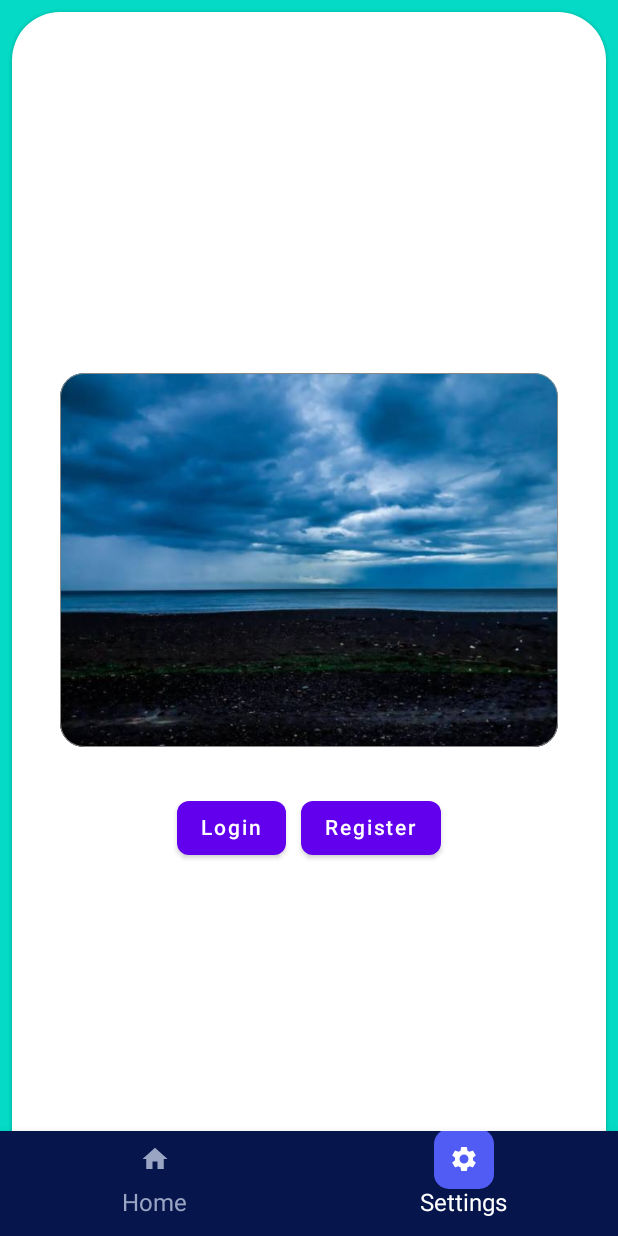
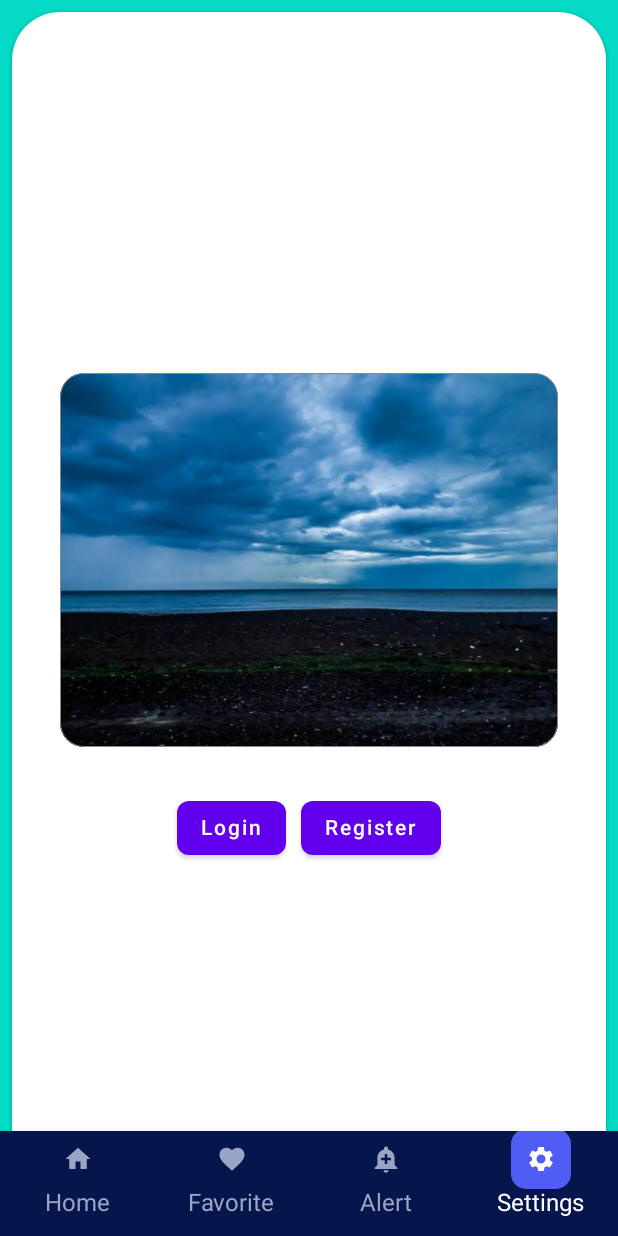
Before and after one commit to m07med176/WeatherAppCleanArchitecture, an Android app built with Jetpack Compose: the screen it shows after launch (MainActivity), after a tap on "Settings", on a phone screen of 412 x 824 dp. Run offline under Robolectric (Android 15) with nearby library versions, the phone set to English and light mode, and no system bars; 2 statements that could not run were skipped; 3 other taps on this screen came first.

Commit message:
Initialize Pages and Screens

```diff
--- a/app/src/main/java/iti/android/wheatherappjetpackcompose/MainActivity.kt
+++ b/app/src/main/java/iti/android/wheatherappjetpackcompose/MainActivity.kt
@@ -1,6 +1,5 @@
 package iti.android.wheatherappjetpackcompose
 
-import android.annotation.SuppressLint
 import android.os.Bundle
 import androidx.activity.ComponentActivity
 import androidx.activity.compose.setContent
@@ -13,7 +12,6 @@ import iti.android.wheatherappjetpackcompose.ui.navigation.SetupNavGraph
 import iti.android.wheatherappjetpackcompose.ui.theme.WheatherAppJetpackComposeTheme
 
 class MainActivity : ComponentActivity() {
-    @SuppressLint("UnusedMaterialScaffoldPaddingParameter")
     override fun onCreate(savedInstanceState: Bundle?) {
         super.onCreate(savedInstanceState)
         setContent {
@@ -31,8 +29,20 @@ class MainActivity : ComponentActivity() {
                                     Screen.Home.route,
                                     Screen.Home.name,
                                     Screen.Home.image
+                                ),
 
+                                BottomMenuContent(
+                                    Screen.Favorite.route,
+                                    Screen.Favorite.name,
+                                    Screen.Favorite.image
                                 ),
+
+                                BottomMenuContent(
+                                    Screen.Alert.route,
+                                    Screen.Alert.name,
+                                    Screen.Alert.image
+                                ),
+
                                 BottomMenuContent(
                                     Screen.Settings.route,
                                     Screen.Settings.name,
--- a/app/src/main/java/iti/android/wheatherappjetpackcompose/ui/features/home/HomeScreen.kt
+++ b/app/src/main/java/iti/android/wheatherappjetpackcompose/ui/features/home/homeUI.kt
@@ -34,7 +34,7 @@ import iti.android.wheatherappjetpackcompose.ui.components.SearchAppBar
 @SuppressLint("UnusedMaterialScaffoldPaddingParameter")
 @OptIn(ExperimentalComposeUiApi::class)
 @Composable
-fun HomeScreen(navController: NavHostController) {
+fun HomeScreen(navController: NavHostController? = null) {
     val color by rememberInfiniteTransition()
         .animateColor(
             initialValue = MaterialTheme.colors.primary,
--- a/app/src/main/java/iti/android/wheatherappjetpackcompose/ui/features/settings/SettingsScreen.kt
+++ b/app/src/main/java/iti/android/wheatherappjetpackcompose/ui/features/settings/settingsUI.kt
@@ -19,15 +19,17 @@ import androidx.compose.ui.Alignment
 import androidx.compose.ui.Modifier
 import androidx.compose.ui.draw.clip
 import androidx.compose.ui.graphics.Color
+import androidx.compose.ui.platform.LocalContext
 import androidx.compose.ui.res.painterResource
 import androidx.compose.ui.unit.dp
 import androidx.navigation.NavHostController
 import iti.android.wheatherappjetpackcompose.R
-import iti.android.wheatherappjetpackcompose.ui.navigation.Screen
+import iti.android.wheatherappjetpackcompose.utils.toast
 
 @SuppressLint("UnusedMaterialScaffoldPaddingParameter")
 @Composable
-fun SettingsScreen(navController: NavHostController) {
+fun SettingsScreen(navController: NavHostController? = null) {
+    val context = LocalContext.current
     val color by rememberInfiniteTransition()
         .animateColor(
             initialValue = MaterialTheme.colors.primary,
@@ -77,7 +79,8 @@ fun SettingsScreen(navController: NavHostController) {
                         Button(
                             shape = RoundedCornerShape(8.dp),
                             onClick = {
-                                navController.navigate("login_screen/user")
+                                "demo".toast(context)
+
                             },
 
                             ) {
@@ -88,7 +91,7 @@ fun SettingsScreen(navController: NavHostController) {
                         Button(
                             shape = RoundedCornerShape(8.dp),
                             onClick = {
-                                navController.navigate(Screen.Register.route)
+                                "This is a message".toast(context)
                             },
                         ) {
                             Text(text = "Register", color = Color.White)
--- a/app/src/main/java/iti/android/wheatherappjetpackcompose/ui/navigation/NavGraph.kt
+++ b/app/src/main/java/iti/android/wheatherappjetpackcompose/ui/navigation/NavGraph.kt
@@ -1,18 +1,15 @@
-@file:OptIn(ExperimentalComposeUiApi::class, ExperimentalComposeUiApi::class)
-
 package iti.android.wheatherappjetpackcompose.ui.navigation
 
 import androidx.compose.runtime.Composable
-import androidx.compose.ui.ExperimentalComposeUiApi
 import androidx.navigation.NavHostController
 import androidx.navigation.compose.NavHost
 import androidx.navigation.compose.composable
+import iti.android.wheatherappjetpackcompose.ui.features.alert.AlertScreen
+import iti.android.wheatherappjetpackcompose.ui.features.favorite.FavoriteScreen
 import iti.android.wheatherappjetpackcompose.ui.features.home.HomeScreen
 import iti.android.wheatherappjetpackcompose.ui.features.settings.SettingsScreen
-import net.biteam.customerqurtoba.ui.LoginScreen
-import net.biteam.customerqurtoba.ui.RegisterScreen
+import iti.android.wheatherappjetpackcompose.ui.features.splash.SplashScreen
 
-@OptIn(ExperimentalComposeUiApi::class)
 @Composable
 fun SetupNavGraph(navController: NavHostController) {
     NavHost(
@@ -20,40 +17,14 @@ fun SetupNavGraph(navController: NavHostController) {
         startDestination = Screen.Home.route
     ) {
 
-        composable(route = Screen.Home.route) {
-            HomeScreen(navController = navController)
-        }
+        composable(route = Screen.Home.route) { HomeScreen(navController = navController) }
 
+        composable(route = Screen.Settings.route) { SettingsScreen(navController = navController) }
 
-        composable(route = Screen.Settings.route) {
-            SettingsScreen(navController = navController)
-        }
+        composable(route = Screen.Alert.route) { AlertScreen(navController = navController) }
 
-        composable(route = Screen.Login.route) { backStackEntry ->
-            backStackEntry.arguments?.getString("user")?.let { LoginScreen(navController, it) }
-        }
+        composable(route = Screen.Favorite.route) { FavoriteScreen(navController = navController) }
 
-        composable(route = Screen.Register.route) {
-            RegisterScreen(navController = navController)
-        }
-
-
+        composable(route = Screen.Favorite.route) { SplashScreen(navController = navController) }
     }
-
 }
-
-
-/*
-composable(route = Screen.Splash.route) {
-            SplashScreen(navController = navController)
-        }
-
-        composable(route = Screen.Favorite.route) {
-            FavoriteScreen(navController = navController)
-        }
-
-        composable(route = Screen.Alert.route) {
-            AlertScreen(navController)
-            //backStackEntry.arguments?.getString("serviceId")?.let { FawryListCode(it, navController) }
-        }
- */
--- a/app/src/main/java/iti/android/wheatherappjetpackcompose/ui/navigation/Screen.kt
+++ b/app/src/main/java/iti/android/wheatherappjetpackcompose/ui/navigation/Screen.kt
@@ -6,16 +6,11 @@ import iti.android.wheatherappjetpackcompose.R
 sealed class Screen(
     val route: String,
     val name: String,
-    @DrawableRes val image: Int = R.drawable.ic_filter,
+    @DrawableRes val image: Int = R.drawable.ic_home,
 ) {
     object Home : Screen("home_screen", "Home", R.drawable.ic_home)
     object Settings : Screen("settings_screen", "Settings", R.drawable.ic_settings)
-    object Login : Screen("login_screen/{user}", "Login")
-    object Register : Screen("register_screen", "Register")
+    object Favorite : Screen("favorite_screen", "Favorite", R.drawable.ic_favorite)
+    object Alert : Screen("alert_screen", "Alert", R.drawable.ic_alert)
+    object Splash : Screen("splash_screen", "Welcome")
 }
-
-/*
-    object Favorite : Screen("favorite_screen", "Favorite")
-    object Alert : Screen("alert_screen", "Alert")
-    object Splash : Screen("splash_screen", "Welcome")
- */
--- /dev/null
+++ b/app/src/main/res/drawable/ic_alert.xml
@@ -0,0 +1,10 @@
+<vector xmlns:android="http://schemas.android.com/apk/res/android"
+    android:width="24dp"
+    android:height="24dp"
+    android:tint="#000000"
+    android:viewportWidth="24"
+    android:viewportHeight="24">
+    <path
+        android:fillColor="@android:color/white"
+        android:pathData="M10.01,21.01c0,1.1 0.89,1.99 1.99,1.99s1.99,-0.89 1.99,-1.99h-3.98zM18.88,16.82L18.88,11c0,-3.25 -2.25,-5.97 -5.29,-6.69v-0.72C13.59,2.71 12.88,2 12,2s-1.59,0.71 -1.59,1.59v0.72C7.37,5.03 5.12,7.75 5.12,11v5.82L3,18.94L3,20h18v-1.06l-2.12,-2.12zM16,13.01h-3v3h-2v-3L8,13.01L8,11h3L11,8h2v3h3v2.01z" />
+</vector>
--- /dev/null
+++ b/app/src/main/res/drawable/ic_favorite.xml
@@ -0,0 +1,10 @@
+<vector xmlns:android="http://schemas.android.com/apk/res/android"
+    android:width="24dp"
+    android:height="24dp"
+    android:tint="#000000"
+    android:viewportWidth="24"
+    android:viewportHeight="24">
+    <path
+        android:fillColor="@android:color/white"
+        android:pathData="M12,21.35l-1.45,-1.32C5.4,15.36 2,12.28 2,8.5 2,5.42 4.42,3 7.5,3c1.74,0 3.41,0.81 4.5,2.09C13.09,3.81 14.76,3 16.5,3 19.58,3 22,5.42 22,8.5c0,3.78 -3.4,6.86 -8.55,11.54L12,21.35z" />
+</vector>
```
Also changed, not shown: app/src/main/java/iti/android/wheatherappjetpackcompose/ui/features/alert/alertUI.kt (added, +18 -0 lines), app/src/main/java/iti/android/wheatherappjetpackcompose/ui/features/favorite/favoriteUI.kt (added, +17 -0 lines), app/src/main/java/iti/android/wheatherappjetpackcompose/ui/features/login/LoginScreen.kt (deleted, +0 -181 lines), app/src/main/java/iti/android/wheatherappjetpackcompose/ui/features/register/RegisterScreen.kt (deleted, +0 -215 lines), app/src/main/java/iti/android/wheatherappjetpackcompose/utils/Messages.kt (added, +8 -0 lines).
